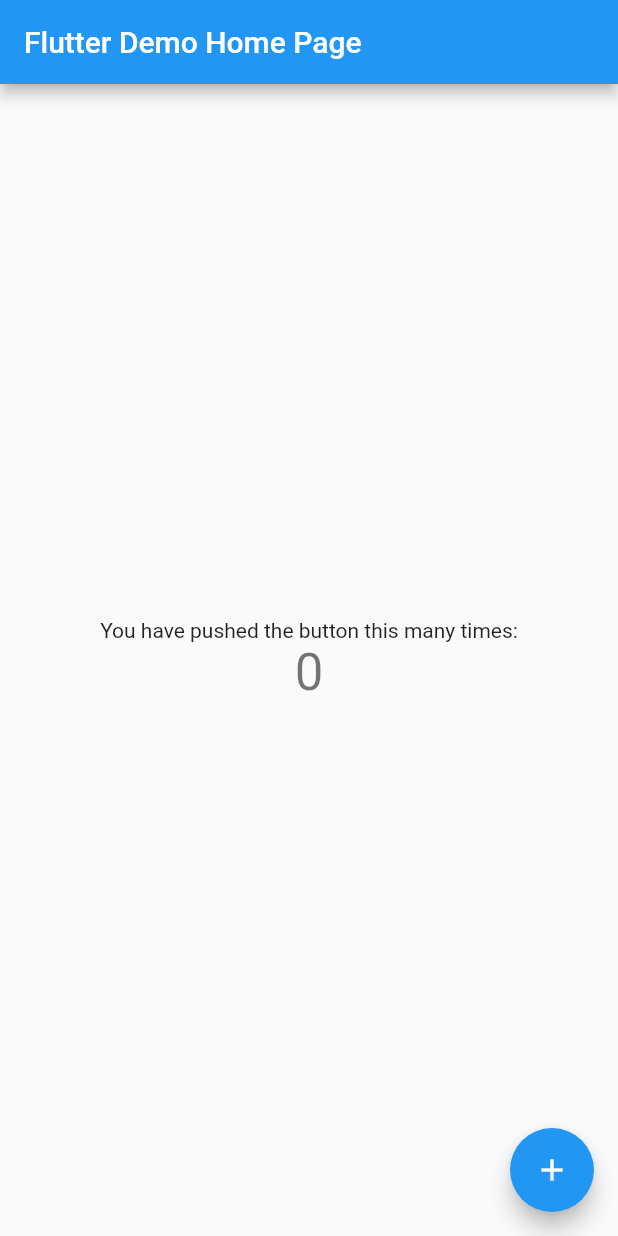
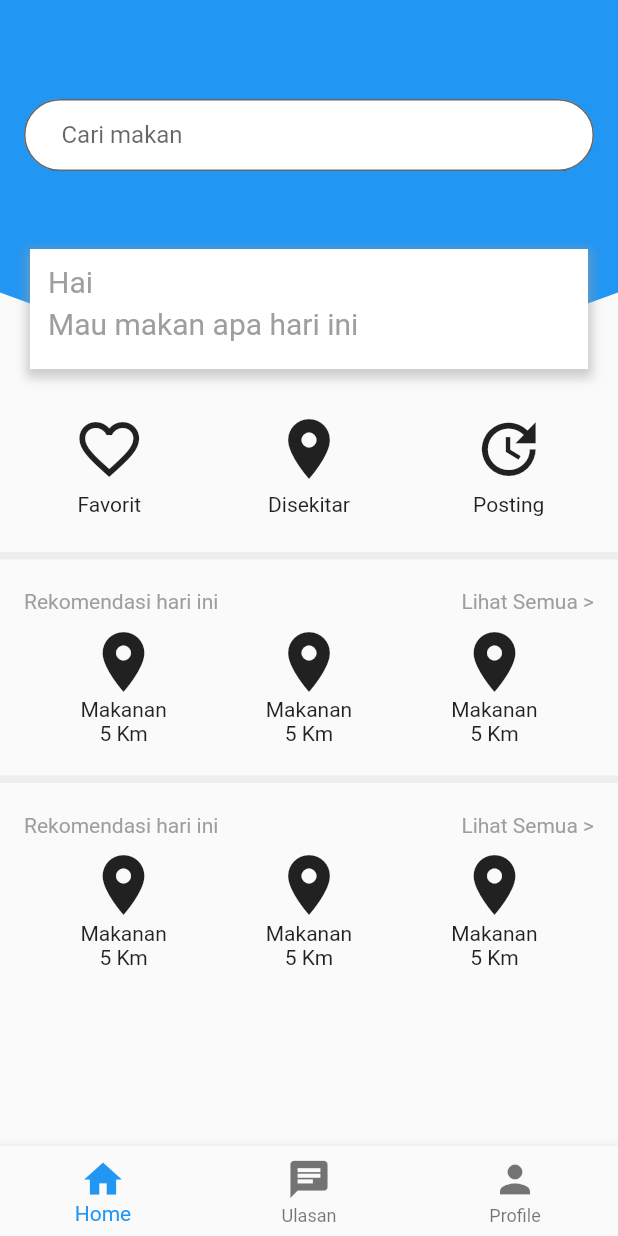
Before and after one commit to haqqer/warungapp-mobile, a Flutter app: the screen it shows after launch, on a phone screen of 412 x 824 dp. Run offline on Flutter 3.47's test engine with Material 2 defaults, Android fonts, the phone set to English and light mode, and no system bars.

Commit message:
create home screen

```diff
--- a/lib/main.dart
+++ b/lib/main.dart
@@ -1,4 +1,5 @@
 import 'package:flutter/material.dart';
+import 'package:warungapp_mobile/ui/pages/home.dart';
 
 void main() => runApp(MyApp());
 
@@ -7,105 +8,12 @@ class MyApp extends StatelessWidget {
   @override
   Widget build(BuildContext context) {
     return MaterialApp(
-      title: 'Flutter Demo',
+      debugShowCheckedModeBanner: false,
+      title: 'WarungApp Mobile',
       theme: ThemeData(
-        // This is the theme of your application.
-        //
-        // Try running your application with "flutter run". You'll see the
-        // application has a blue toolbar. Then, without quitting the app, try
-        // changing the primarySwatch below to Colors.green and then invoke
-        // "hot reload" (press "r" in the console where you ran "flutter run",
-        // or simply save your changes to "hot reload" in a Flutter IDE).
-        // Notice that the counter didn't reset back to zero; the application
-        // is not restarted.
         primarySwatch: Colors.blue,
       ),
-      home: MyHomePage(title: 'Flutter Demo Home Page'),
+      home: HomePage(),
     );
   }
 }
-
-class MyHomePage extends StatefulWidget {
-  MyHomePage({Key key, this.title}) : super(key: key);
-
-  // This widget is the home page of your application. It is stateful, meaning
-  // that it has a State object (defined below) that contains fields that affect
-  // how it looks.
-
-  // This class is the configuration for the state. It holds the values (in this
-  // case the title) provided by the parent (in this case the App widget) and
-  // used by the build method of the State. Fields in a Widget subclass are
-  // always marked "final".
-
-  final String title;
-
-  @override
-  _MyHomePageState createState() => _MyHomePageState();
-}
-
-class _MyHomePageState extends State<MyHomePage> {
-  int _counter = 0;
-
-  void _incrementCounter() {
-    setState(() {
-      // This call to setState tells the Flutter framework that something has
-      // changed in this State, which causes it to rerun the build method below
-      // so that the display can reflect the updated values. If we changed
-      // _counter without calling setState(), then the build method would not be
-      // called again, and so nothing would appear to happen.
-      _counter++;
-    });
-  }
-
-  @override
-  Widget build(BuildContext context) {
-    // This method is rerun every time setState is called, for instance as done
-    // by the _incrementCounter method above.
-    //
-    // The Flutter framework has been optimized to make rerunning build methods
-    // fast, so that you can just rebuild anything that needs updating rather
-    // than having to individually change instances of widgets.
-    return Scaffold(
-      appBar: AppBar(
-        // Here we take the value from the MyHomePage object that was created by
-        // the App.build method, and use it to set our appbar title.
-        title: Text(widget.title),
-      ),
-      body: Center(
-        // Center is a layout widget. It takes a single child and positions it
-        // in the middle of the parent.
-        child: Column(
-          // Column is also a layout widget. It takes a list of children and
-          // arranges them vertically. By default, it sizes itself to fit its
-          // children horizontally, and tries to be as tall as its parent.
-          //
-          // Invoke "debug painting" (press "p" in the console, choose the
-          // "Toggle Debug Paint" action from the Flutter Inspector in Android
-          // Studio, or the "Toggle Debug Paint" command in Visual Studio Code)
-          // to see the wireframe for each widget.
-          //
-          // Column has various properties to control how it sizes itself and
-          // how it positions its children. Here we use mainAxisAlignment to
-          // center the children vertically; the main axis here is the vertical
-          // axis because Columns are vertical (the cross axis would be
-          // horizontal).
-          mainAxisAlignment: MainAxisAlignment.center,
-          children: <Widget>[
-            Text(
-              'You have pushed the button this many times:',
-            ),
-            Text(
-              '$_counter',
-              style: Theme.of(context).textTheme.headline4,
-            ),
-          ],
-        ),
-      ),
-      floatingActionButton: FloatingActionButton(
-        onPressed: _incrementCounter,
-        tooltip: 'Increment',
-        child: Icon(Icons.add),
-      ), // This trailing comma makes auto-formatting nicer for build methods.
-    );
-  }
-}
--- /dev/null
+++ b/lib/ui/pages/home.dart
@@ -0,0 +1,283 @@
+import 'dart:ui';
+
+import 'package:flutter/material.dart';
+import 'package:flutter/widgets.dart';
+
+class HomePage extends StatefulWidget {
+  @override
+  _HomePageState createState() => _HomePageState();
+}
+
+class _HomePageState extends State<HomePage> {
+  @override
+  Widget build(BuildContext context) {
+    return Scaffold(
+      body: SingleChildScrollView(
+        child: Column(
+          mainAxisSize: MainAxisSize.min,
+          children: <Widget>[
+            Container(
+              height: 50,
+              width: double.infinity,
+              color: Colors.blue
+            ),
+            Stack(
+              children: <Widget>[
+                ClipPath(
+                  clipper: HeaderClipper(),
+                  child: Container(
+                    padding: EdgeInsets.only(left: 25, top: 30, right: 25),
+                    height: 225,
+                    color: Theme.of(context).primaryColor,
+                    width: double.infinity,
+                  )
+                ),
+                Column(
+                  children: <Widget>[
+                    Padding(
+                      padding: const EdgeInsets.all(16.0),
+                      child: TextField(
+                        decoration: InputDecoration(
+                          hintText: 'Cari makan',
+                          contentPadding: EdgeInsets.symmetric(vertical: 0, horizontal: 25),
+                          filled: true,
+                          fillColor: Colors.white,
+                          border: OutlineInputBorder(
+                            borderRadius: BorderRadius.circular(25)
+                          ),
+                        ),
+                      ),
+                    ),
+                    SizedBox(height: 16),
+                    Padding(
+                      padding: const EdgeInsets.all(20.0),
+                      child: Container(
+                        height: 80,
+                        width: double.infinity,
+                        padding: EdgeInsets.symmetric(horizontal: 12.0, vertical: 10.0),
+                        decoration: BoxDecoration(
+                          color: Colors.white,
+                          boxShadow: [
+                            BoxShadow(
+                              color: Colors.grey.withOpacity(0.5),
+                              spreadRadius: 3,
+                              blurRadius: 5,
+                              offset: Offset(0, 3)
+                            )
+                          ]
+                        ),
+                        child: Column(
+                          crossAxisAlignment: CrossAxisAlignment.start,
+                          children: <Widget>[
+                            Text('Hai', style: TextStyle(fontSize: 20.0, color: Colors.grey)),
+                            SizedBox(height: 5),
+                            Text('Mau makan apa hari ini', style: TextStyle(fontSize: 20.0, color: Colors.grey))
+                          ],
+                        ),
+                      ),
+                    )
+                  ],
+                ),
+              ],
+            ),
+            Container(
+              padding: EdgeInsets.only(left: 8.0, right: 8.0, bottom: 24.0),
+              child: Row(
+                mainAxisAlignment: MainAxisAlignment.spaceAround,
+                children: <Widget>[
+                  Column(
+                    children: <Widget>[
+                      Icon(Icons.favorite_border,size: 48.0),
+                      SizedBox(height: 5),
+                      Text('Favorit')
+                    ],
+                  ),
+                  Column(
+                    children: <Widget>[
+                      Icon(Icons.place, size: 48.0),
+                      SizedBox(height: 5),
+                      Text('Disekitar')
+                    ],
+                  ),
+                  Column(
+                    children: <Widget>[
+                      Icon(Icons.update,size: 48.0),
+                      SizedBox(height: 5),
+                      Text('Posting')
+                    ],
+                  )
+                ],
+              ),
+            ),
+            Container(
+              height: 5.0,
+              color: Colors.grey[200],
+            ),
+            SizedBox(height: 12.0),
+            Padding(
+              padding: EdgeInsets.symmetric(horizontal: 16.0, vertical: 8.0),
+              child: Column(
+                children: <Widget>[
+                  Row(
+                    children: <Widget>[
+                      RichText(
+                        text: TextSpan(
+                          text: 'Rekomendasi hari ini',
+                          style: TextStyle(fontSize: 14.0, color: Colors.grey)
+                        ),
+                      ),
+                      Spacer(),
+                      Text('Lihat Semua >', style: TextStyle(fontSize: 14.0, color: Colors.grey))
+                    ],
+                  )
+                ],
+              ),
+            ),
+            SizedBox(
+              height: 100,
+              child: ListView(
+                shrinkWrap: true,
+                scrollDirection: Axis.horizontal,
+                children: <Widget>[
+                 Container(
+                    width: MediaQuery.of(context).size.width * 0.3,
+                    height: 20.0,
+                    child: Column(
+                      children: <Widget>[
+                        Icon(Icons.place, size: 48.0),
+                        Text('Makanan'),
+                        Text('5 Km')
+                      ],
+                    ),
+                  ),
+                  Container(
+                    width: MediaQuery.of(context).size.width * 0.3,
+                    height: 20.0,
+                    child: Column(
+                      children: <Widget>[
+                        Icon(Icons.place, size: 48.0),
+                        Text('Makanan'),
+                        Text('5 Km')
+                      ],
+                    ),
+                  ),
+                  Container(
+                    width: MediaQuery.of(context).size.width * 0.3,
+                    height: 20.0,
+                    child: Column(
+                      children: <Widget>[
+                        Icon(Icons.place, size: 48.0),
+                        Text('Makanan'),
+                        Text('5 Km')
+                      ],
+                    ),
+                  ),
+                ],
+              ),
+            ),
+            Container(
+              height: 5.0,
+              color: Colors.grey[200],
+            ),
+            SizedBox(height: 12.0),
+            Padding(
+              padding: EdgeInsets.symmetric(horizontal: 16.0, vertical: 8.0),
+              child: Column(
+                children: <Widget>[
+                  Row(
+                    children: <Widget>[
+                      RichText(
+                        text: TextSpan(
+                          text: 'Rekomendasi hari ini',
+                          style: TextStyle(fontSize: 14.0, color: Colors.grey)
+                        ),
+                      ),
+                      Spacer(),
+                      Text('Lihat Semua >', style: TextStyle(fontSize: 14.0, color: Colors.grey))
+                    ],
+                  )
+                ],
+              ),
+            ),
+            SizedBox(
+              height: 100,
+              child: ListView(
+                shrinkWrap: true,
+                scrollDirection: Axis.horizontal,
+                children: <Widget>[
+                  Container(
+                    width: MediaQuery.of(context).size.width * 0.3,
+                    height: 20.0,
+                    child: Column(
+                      children: <Widget>[
+                        Icon(Icons.place, size: 48.0),
+                        Text('Makanan'),
+                        Text('5 Km')
+                      ],
+                    ),
+                  ),
+                  Container(
+                    width: MediaQuery.of(context).size.width * 0.3,
+                    height: 20.0,
+                    child: Column(
+                      children: <Widget>[
+                        Icon(Icons.place, size: 48.0),
+                        Text('Makanan'),
+                        Text('5 Km')
+                      ],
+                    ),
+                  ),
+                  Container(
+                    width: MediaQuery.of(context).size.width * 0.3,
+                    height: 20.0,
+                    child: Column(
+                      children: <Widget>[
+                        Icon(Icons.place, size: 48.0),
+                        Text('Makanan'),
+                        Text('5 Km')
+                      ],
+                    ),
+                  ),
+                ],
+              ),
+            )
+          ],
+        ),
+      ),
+      bottomNavigationBar: BottomNavigationBar(
+        currentIndex: 0,
+        items: [
+          BottomNavigationBarItem(
+            icon: Icon(Icons.home, size: 30.0),
+            title: Text('Home')
+          ),
+          BottomNavigationBarItem(
+            icon: Icon(Icons.chat, size: 30.0),
+            title: Text('Ulasan')
+          ),
+          BottomNavigationBarItem(
+            icon: Icon(Icons.person, size: 30.0),
+            title: Text('Profile')
+          )
+        ],
+      ),
+    );
+  }
+}
+
+class HeaderClipper extends CustomClipper<Path> {
+  @override
+  Path getClip(Size size) {
+    var path = Path();
+    path.lineTo(0, size.height - 80);
+    path.quadraticBezierTo(size.width/2, size.height, size.width, size.height - 80);
+    path.lineTo(size.width, 0);
+    path.close();
+    return path;
+  }
+
+  @override
+  bool shouldReclip(CustomClipper<Path> oldClipper) {
+    return false;
+  }
+}
```
Also changed, not shown: lib/theme.dart (added), pubspec.lock.
